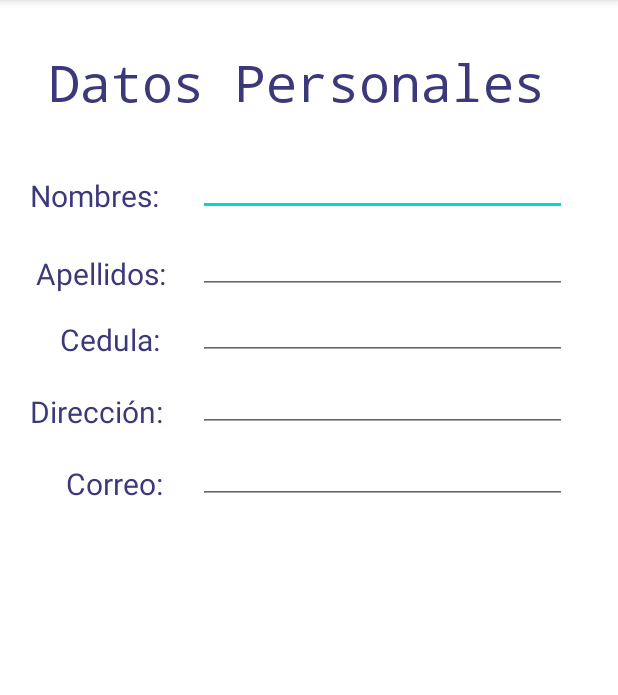
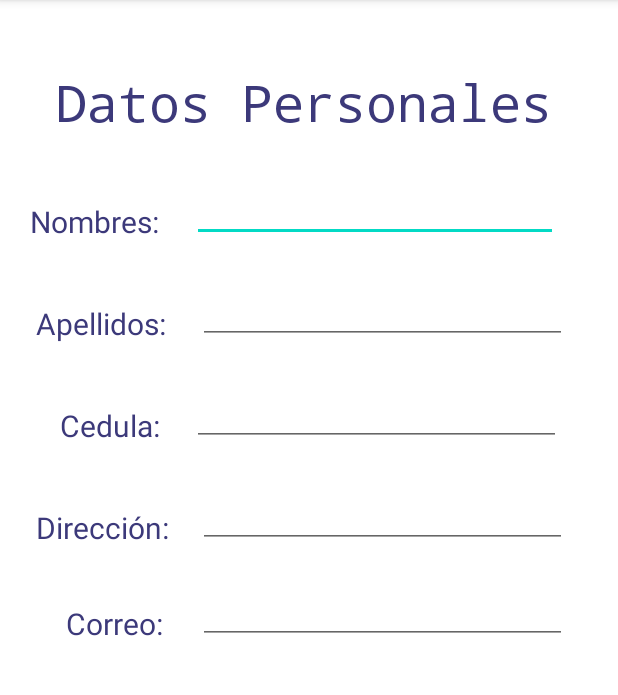
Before and after one commit to P-Diaz/HolaMundo, an Android app: the screen it shows after launch (Formulario), on a phone screen of 412 x 824 dp, the part 84-779 px from its top. Run offline under Robolectric (Android 15) with nearby library versions, the phone set to English and light mode, and no system bars.

Commit message:
arreglo error de tamaño de los txt

```diff
--- a/app/src/main/res/layout/activity_formulario.xml
+++ b/app/src/main/res/layout/activity_formulario.xml
@@ -5,22 +5,6 @@
     android:layout_width="match_parent"
     android:layout_height="match_parent"
     tools:context=".Formulario">
-
-    <TextView
-        android:id="@+id/lblTitulo"
-        android:layout_width="364dp"
-        android:layout_height="38dp"
-        android:fontFamily="monospace"
-        android:text="Datos Personales"
-        android:textAlignment="center"
-        android:textColor="#3C397A"
-        android:textSize="34sp"
-        app:layout_constraintBottom_toBottomOf="parent"
-        app:layout_constraintEnd_toEndOf="parent"
-        app:layout_constraintHorizontal_bias="0.34"
-        app:layout_constraintStart_toStartOf="parent"
-        app:layout_constraintTop_toTopOf="parent"
-        app:layout_constraintVertical_bias="0.044" />
 
     <TextView
         android:id="@+id/lblNombre"
@@ -54,7 +38,7 @@
         android:id="@+id/lblDireccion"
         android:layout_width="wrap_content"
         android:layout_height="wrap_content"
-        android:layout_marginStart="20dp"
+        android:layout_marginStart="24dp"
         android:layout_marginTop="256dp"
         android:text="Dirección: "
         android:textColor="#3C397A"
@@ -75,7 +59,8 @@
         android:textSize="20sp"
         app:layout_constraintBottom_toBottomOf="@+id/txtCorreo"
         app:layout_constraintStart_toStartOf="parent"
-        app:layout_constraintTop_toTopOf="parent" />
+        app:layout_constraintTop_toTopOf="parent"
+        app:layout_constraintVertical_bias="1.0" />
 
     <TextView
         android:id="@+id/lblCedula"
@@ -93,9 +78,9 @@
 
     <EditText
         android:id="@+id/txtNombres"
-        android:layout_width="246dp"
-        android:layout_height="28dp"
-        android:layout_marginStart="132dp"
+        android:layout_width="244dp"
+        android:layout_height="45dp"
+        android:layout_marginStart="128dp"
         android:layout_marginTop="116dp"
         android:ems="10"
         android:inputType="text"
@@ -105,12 +90,28 @@
         app:layout_constraintStart_toStartOf="parent"
         app:layout_constraintTop_toTopOf="parent" />
 
+    <TextView
+        android:id="@+id/lblTitulo"
+        android:layout_width="364dp"
+        android:layout_height="38dp"
+        android:fontFamily="monospace"
+        android:text="Datos Personales"
+        android:textAlignment="center"
+        android:textColor="#3C397A"
+        android:textSize="34sp"
+        app:layout_constraintBottom_toBottomOf="parent"
+        app:layout_constraintEnd_toEndOf="parent"
+        app:layout_constraintHorizontal_bias="0.425"
+        app:layout_constraintStart_toStartOf="parent"
+        app:layout_constraintTop_toTopOf="parent"
+        app:layout_constraintVertical_bias="0.062" />
+
     <EditText
         android:id="@+id/txtApellidos"
         android:layout_width="246dp"
-        android:layout_height="28dp"
+        android:layout_height="45dp"
         android:layout_marginStart="132dp"
-        android:layout_marginTop="168dp"
+        android:layout_marginTop="184dp"
         android:ems="10"
         android:inputType="text"
         android:textAlignment="viewStart"
@@ -122,9 +123,9 @@
     <EditText
         android:id="@+id/txtCedula"
         android:layout_width="246dp"
-        android:layout_height="28dp"
-        android:layout_marginStart="132dp"
-        android:layout_marginTop="212dp"
+        android:layout_height="45dp"
+        android:layout_marginStart="128dp"
+        android:layout_marginTop="252dp"
         android:ems="10"
         android:inputType="text"
         android:textAlignment="viewStart"
@@ -136,9 +137,9 @@
     <EditText
         android:id="@+id/txtDireccion"
         android:layout_width="246dp"
-        android:layout_height="28dp"
+        android:layout_height="45dp"
         android:layout_marginStart="132dp"
-        android:layout_marginTop="260dp"
+        android:layout_marginTop="320dp"
         android:ems="10"
         android:inputType="text"
         android:textAlignment="viewStart"
@@ -150,9 +151,9 @@
     <EditText
         android:id="@+id/txtCorreo"
         android:layout_width="246dp"
-        android:layout_height="28dp"
+        android:layout_height="45dp"
         android:layout_marginStart="132dp"
-        android:layout_marginTop="308dp"
+        android:layout_marginTop="384dp"
         android:ems="10"
         android:inputType="text"
         android:textAlignment="viewStart"
```
